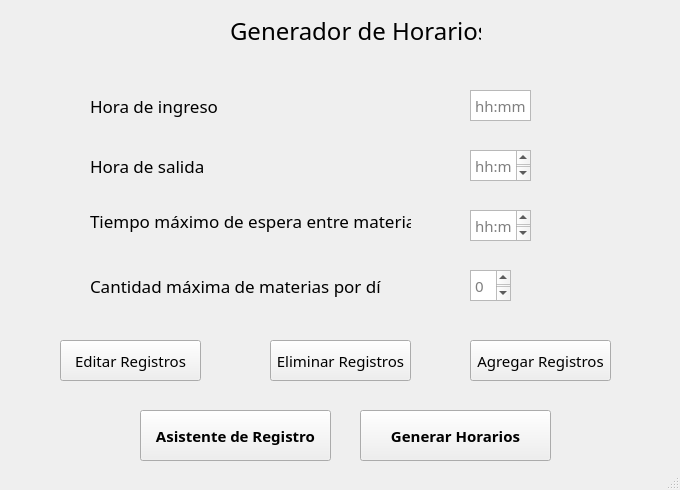
Old version of the form Main.ui in the repository francisdayl/GenHora.
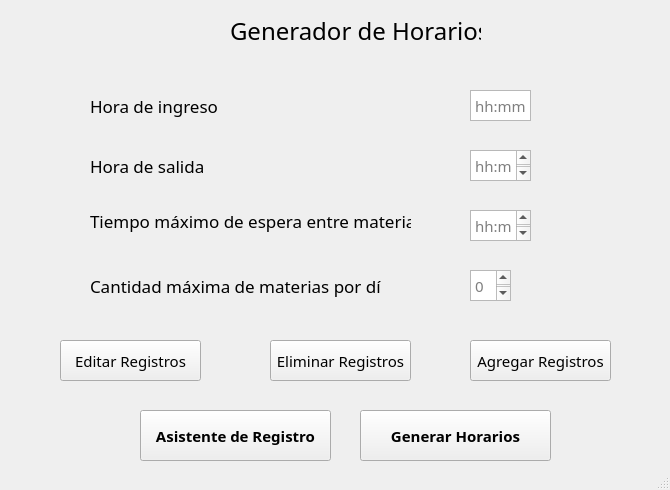
New version of the form.

```diff
--- a/Main.ui
+++ b/Main.ui
@@ -9,19 +9,31 @@
    <rect>
     <x>0</x>
     <y>0</y>
-    <width>680</width>
+    <width>670</width>
     <height>490</height>
    </rect>
   </property>
+  <property name="sizePolicy">
+   <sizepolicy hsizetype="Minimum" vsizetype="Minimum">
+    <horstretch>0</horstretch>
+    <verstretch>0</verstretch>
+   </sizepolicy>
+  </property>
   <property name="minimumSize">
    <size>
-    <width>680</width>
+    <width>670</width>
     <height>490</height>
    </size>
   </property>
   <property name="maximumSize">
    <size>
-    <width>680</width>
+    <width>670</width>
+    <height>490</height>
+   </size>
+  </property>
+  <property name="baseSize">
+   <size>
+    <width>669</width>
     <height>490</height>
    </size>
   </property>
```
Left out of the diff: 2 changed lines with no effect on the pictures.
